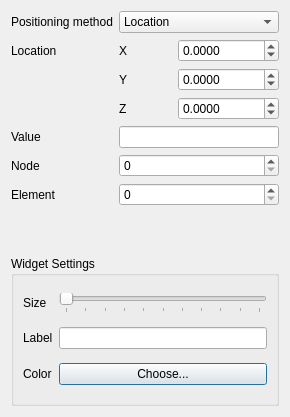
The window that src/Interface/Modules/Fields/GenerateSinglePointProbeFromField.ui (SCIInstitute/SCIRun) describes before a commit, drawn with Qt 5.
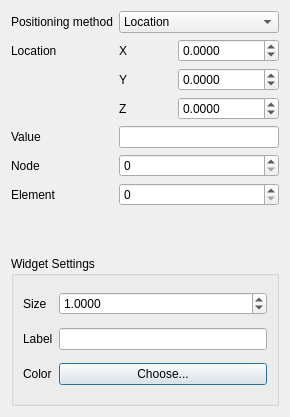
The same window after the commit.

Commit message:
replaced slider with spinBox Closes #1117
Can now see lines and needles for #1030. Still can't see arrows or
cones... etc.

What changed in the file:
```diff
--- a/src/Interface/Modules/Fields/GenerateSinglePointProbeFromField.ui
+++ b/src/Interface/Modules/Fields/GenerateSinglePointProbeFromField.ui
@@ -207,18 +207,18 @@
        </widget>
       </item>
       <item row="0" column="2">
-       <widget class="QSlider" name="probeSizeHorizontalSlider_">
+       <widget class="QDoubleSpinBox" name="sizeDoubleSpinBox_">
+        <property name="decimals">
+         <number>4</number>
+        </property>
         <property name="maximum">
-         <number>100</number>
+         <double>100.000000000000000</double>
         </property>
-        <property name="orientation">
-         <enum>Qt::Horizontal</enum>
+        <property name="singleStep">
+         <double>0.100000000000000</double>
         </property>
-        <property name="tickPosition">
-         <enum>QSlider::TicksBelow</enum>
-        </property>
-        <property name="tickInterval">
-         <number>10</number>
+        <property name="value">
+         <double>1.000000000000000</double>
         </property>
        </widget>
       </item>
```
The commit also changes 5 other files.
